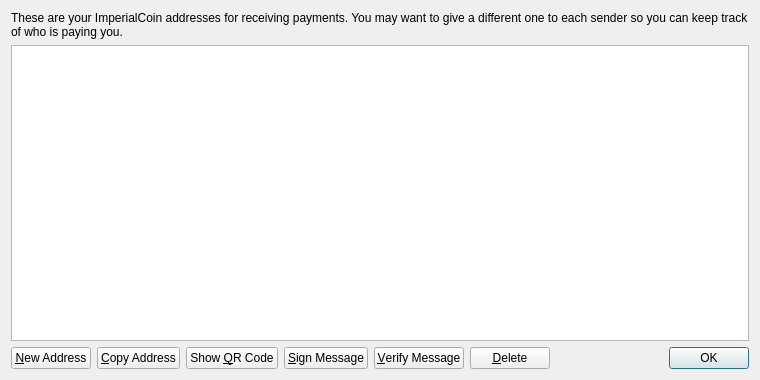
AssMuffin/Skrrtcoin, file src/qt/forms/addressbookpage.ui: the form before one commit.
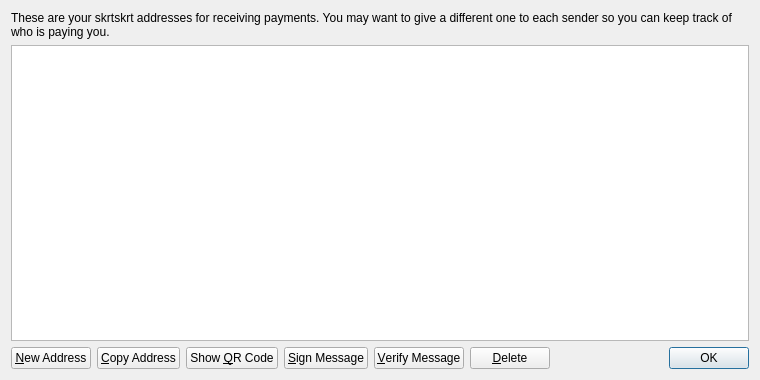
The form after the commit. Icons and pictures are not drawn.

Patch:
```diff
--- a/src/qt/forms/addressbookpage.ui
+++ b/src/qt/forms/addressbookpage.ui
@@ -17,7 +17,7 @@
    <item>
     <widget class="QLabel" name="labelExplanation">
      <property name="text">
-      <string>These are your ImperialCoin addresses for receiving payments. You may want to give a different one to each sender so you can keep track of who is paying you.</string>
+      <string>These are your skrtskrt addresses for receiving payments. You may want to give a different one to each sender so you can keep track of who is paying you.</string>
      </property>
      <property name="textFormat">
       <enum>Qt::PlainText</enum>
```
Left out of the diff: 4 changed lines with no effect on the pictures.
